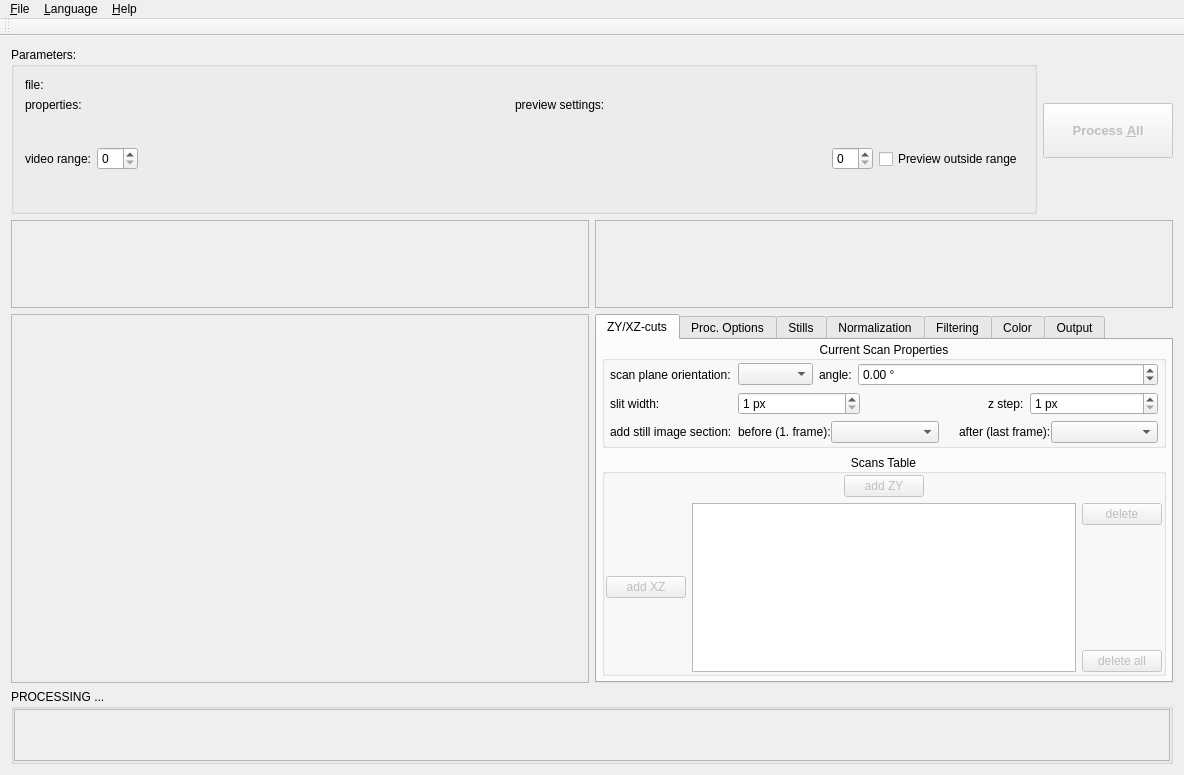
jkriege2/SlitScanGenerator, file source/mainwindow.ui: the form before one commit.
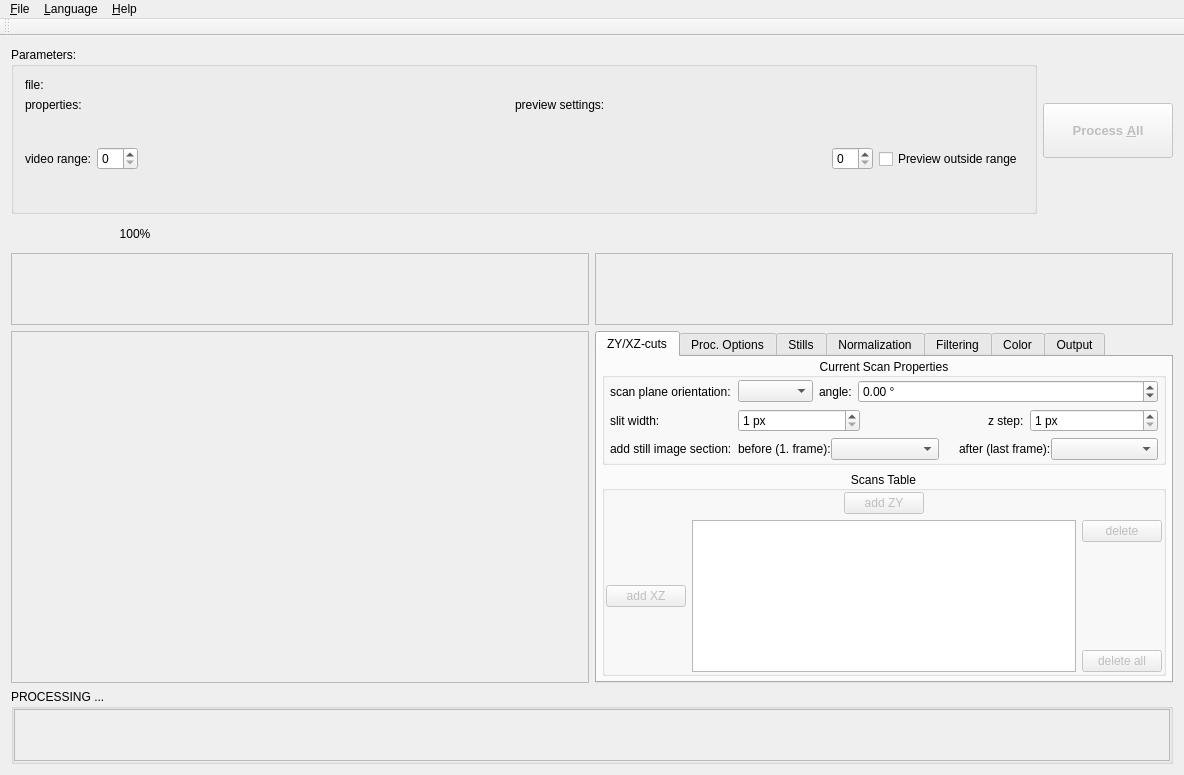
The form after the commit. Icons and pictures are not drawn. Custom widgets are drawn as their Qt base class.

Commit message:
Add shared zoom controls to preview panes
Move zoom controls next to the previews and package the supplied zoom icons. Link zoom level across all three panes, retain source pixmaps while scaling for display, and support pointer-anchored wheel and trackpad zoom with a 100% reset. Convert XY click and drag coordinates back to source-image pixels.

Diff of the .ui file:
```diff
--- a/source/mainwindow.ui
+++ b/source/mainwindow.ui
@@ -153,6 +153,105 @@
       </item>
      </layout>
     </item>
+    <item row="3" column="0" colspan="2">
+     <layout class="QHBoxLayout" name="horizontalLayoutPreviewZoom">
+      <item>
+       <widget class="QToolButton" name="btnPreviewZoomOut">
+        <property name="toolTip">
+         <string>Zoom out (Ctrl+mouse wheel)</string>
+        </property>
+        <property name="icon">
+         <iconset resource="../resources/resources.qrc">
+          <normaloff>:/icons/jkqtp_zoomout.png</normaloff>:/icons/jkqtp_zoomout.png</iconset>
+        </property>
+        <property name="iconSize">
+         <size>
+          <width>20</width>
+          <height>20</height>
+         </size>
+        </property>
+        <property name="autoRaise">
+         <bool>true</bool>
+        </property>
+       </widget>
+      </item>
+      <item>
+       <widget class="QToolButton" name="btnPreviewZoomIn">
+        <property name="toolTip">
+         <string>Zoom in (Ctrl+mouse wheel or trackpad pinch)</string>
+        </property>
+        <property name="icon">
+         <iconset resource="../resources/resources.qrc">
+          <normaloff>:/icons/jkqtp_zoomin.png</normaloff>:/icons/jkqtp_zoomin.png</iconset>
+        </property>
+        <property name="iconSize">
+         <size>
+          <width>20</width>
+          <height>20</height>
+         </size>
+        </property>
+        <property name="autoRaise">
+         <bool>true</bool>
+        </property>
+       </widget>
+      </item>
+      <item>
+       <widget class="QToolButton" name="btnPreviewZoomReset">
+        <property name="toolTip">
+         <string>Reset preview zoom to 100%</string>
+        </property>
+        <property name="icon">
+         <iconset resource="../resources/resources.qrc">
+          <normaloff>:/icons/jkqtp_zoomall.png</normaloff>:/icons/jkqtp_zoomall.png</iconset>
+        </property>
+        <property name="iconSize">
+         <size>
+          <width>20</width>
+          <height>20</height>
+         </size>
+        </property>
+        <property name="autoRaise">
+         <bool>true</bool>
+        </property>
+       </widget>
+      </item>
+      <item>
+       <widget class="QLabel" name="labPreviewZoom">
+        <property name="minimumSize">
+         <size>
+          <width>44</width>
+          <height>0</height>
+         </size>
+        </property>
+        <property name="toolTip">
+         <string>Shared preview zoom level</string>
+        </property>
+        <property name="text">
+         <string>100%</string>
+        </property>
+        <property name="alignment">
+         <set>Qt::AlignmentFlag::AlignCenter</set>
+        </property>
+       </widget>
+      </item>
+      <item>
+       <spacer name="spacerPreviewZoom">
+        <property name="orientation">
+         <enum>Qt::Orientation::Horizontal</enum>
+        </property>
+        <property name="sizeType">
+         <enum>QSizePolicy::Policy::Expanding</enum>
+        </property>
+        <property name="sizeHint" stdset="0">
+         <size>
+          <width>40</width>
+          <height>20</height>
+         </size>
+        </property>
+       </spacer>
+      </item>
+     </layout>
+    </item>
     <item row="4" column="1">
      <widget class="QScrollArea" name="scrollYZ">
       <property name="widgetResizable">
```
The commit also changes 9 other files.
